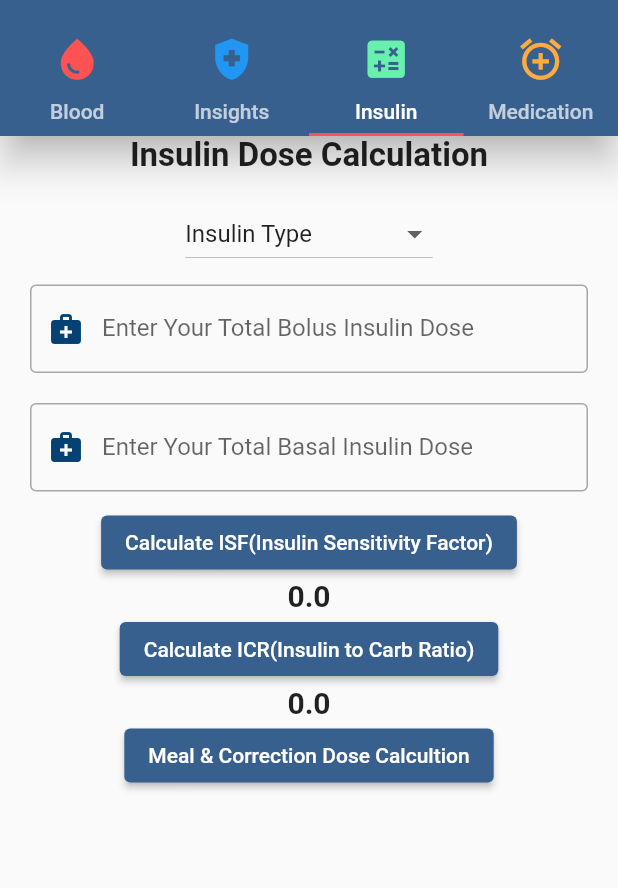
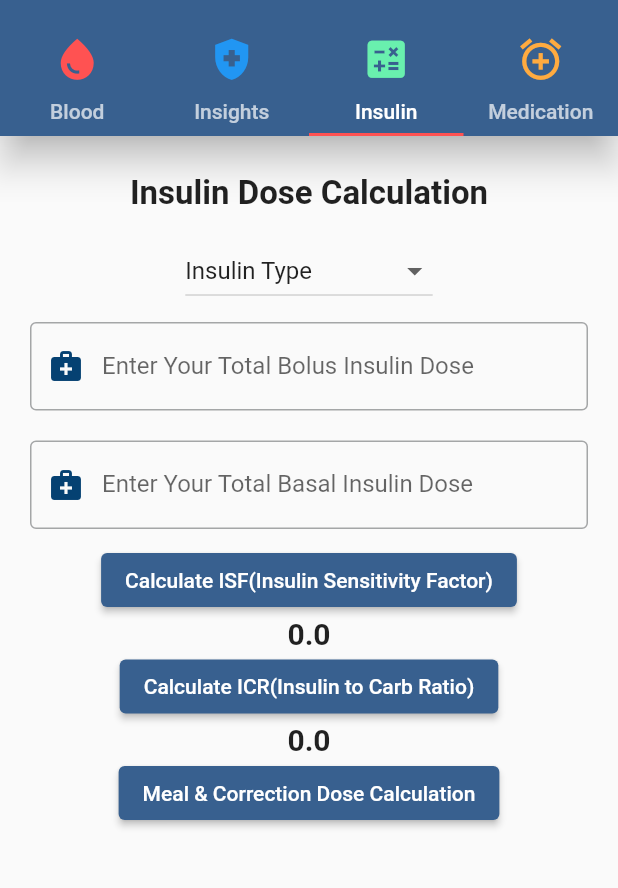
Before and after one commit to Abdullah6445/Diabetes-Care-Taker, a Flutter app: the screen it shows after launch, tab 3 chosen, on a phone screen of 412 x 824 dp, the part 59-947 px from its top. Run offline on Flutter 3.47's test engine with Material 3 defaults, Android fonts, the phone set to English and light mode, and no system bars; our stand-ins replace fluttertoast; missing offline and left inert: dart:ffi, dart:js.

Commit message:
Checking(28-4-2024)

```diff
--- a/lib/COMPONENTS_PAGES/insulinDosePage.dart
+++ b/lib/COMPONENTS_PAGES/insulinDosePage.dart
@@ -1,3 +1,4 @@
+import 'package:diabetes_care_taker/COMPONENTS_PAGES/exerciseTrackingPage.dart';
 import 'package:diabetes_care_taker/COMPONENTS_PAGES/mealDoseCalulationPage.dart';
 import 'package:flutter/material.dart';
 import 'package:provider/provider.dart';
@@ -25,10 +26,13 @@ class insulinDosePage extends StatelessWidget {
         child: Column(
           mainAxisAlignment: MainAxisAlignment.center,
           children: [
-            Text(
-              'Insulin Dose Calculation',
-              style: TextStyle(
-                fontSize: 22,
+            Padding(
+              padding: const EdgeInsets.only(top: 25),
+              child: Text(
+                'Insulin Dose Calculation',
+                style: TextStyle(
+                  fontSize: 22,
+                ),
               ),
             ),
             SizedBox(
@@ -123,7 +127,7 @@ class insulinDosePage extends StatelessWidget {
                         builder: (context) => mealDoseCalculationPage(),
                       ));
                 },
-                child: Text('Meal & Correction Dose Calcultion')),
+                child: Text('Meal & Correction Dose Calculation')),
           ],
         ),
       ),
--- a/lib/CONTROLLER_PAGE/mealDoseCalulationPageController.dart
+++ b/lib/CONTROLLER_PAGE/mealDoseCalulationPageController.dart
@@ -1,8 +1,10 @@
+// import 'package:js/js.dart';
 import 'dart:js';
 
 import 'package:flutter/material.dart';
 import 'package:diabetes_care_taker/CONTROLLER_PAGE/insulinDosePageController.dart';
 import 'package:provider/provider.dart';
+
 
 class mealDoseCalculationPageController extends ChangeNotifier {
   double _currentbloodsugar = 0;
--- a/lib/main.dart
+++ b/lib/main.dart
@@ -1,4 +1,5 @@
 import 'package:diabetes_care_taker/CONTROLLER_PAGE/insulinDosePageController.dart';
+import 'package:diabetes_care_taker/CONTROLLER_PAGE/mealDoseCalulationPageController.dart';
 import 'package:diabetes_care_taker/PAGES/homePage.dart';
 import 'package:flutter/material.dart';
 import 'package:provider/provider.dart';
@@ -12,8 +13,15 @@ class MyApp extends StatelessWidget {
 
   @override
   Widget build(BuildContext context) {
-    return ChangeNotifierProvider(
-      create: (context) => insulinDosePageController(),
+    return MultiProvider(
+      providers: [
+        ChangeNotifierProvider(
+          create: (context) => insulinDosePageController(),
+        ),
+        ChangeNotifierProvider(
+          create: (context) => mealDoseCalculationPageController(),
+        ),
+      ],
       child: MaterialApp(
         debugShowCheckedModeBanner: false,
         title: 'Diabetes Care Taker',
--- a/pubspec.yaml
+++ b/pubspec.yaml
@@ -38,6 +38,7 @@ dependencies:
   font_awesome_flutter: ^10.7.0
   fluttertoast: ^8.2.5
   provider: ^6.1.2
+  js: ^0.6.2
 
 dev_dependencies:
   flutter_test:
```
Also changed, not shown: lib/COMPONENTS_PAGES/mealDoseCalulationPage.dart (+96 -5 lines), pubspec.lock.
